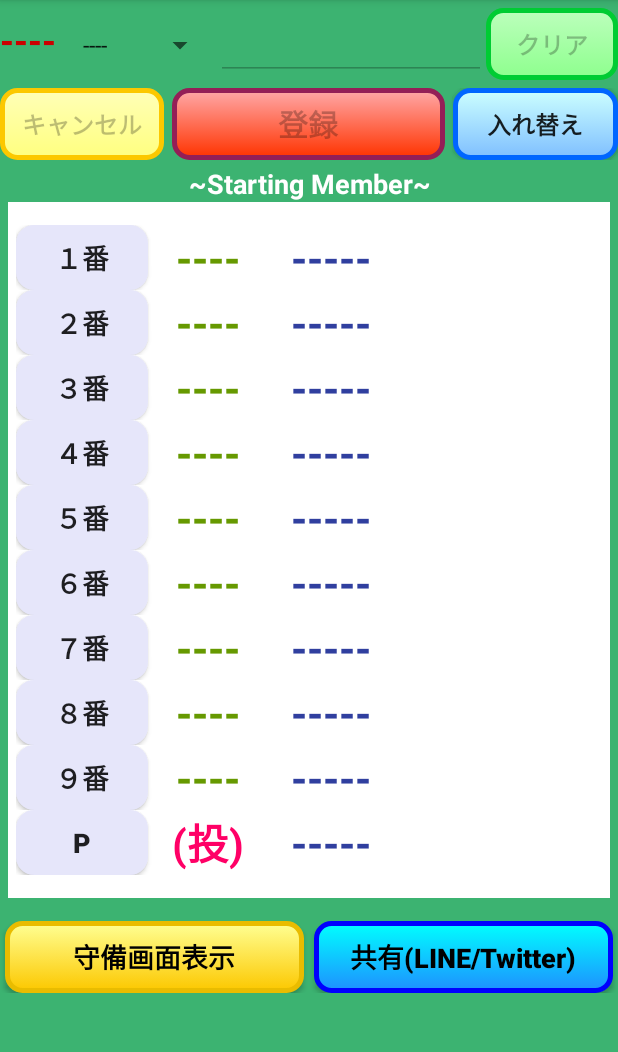
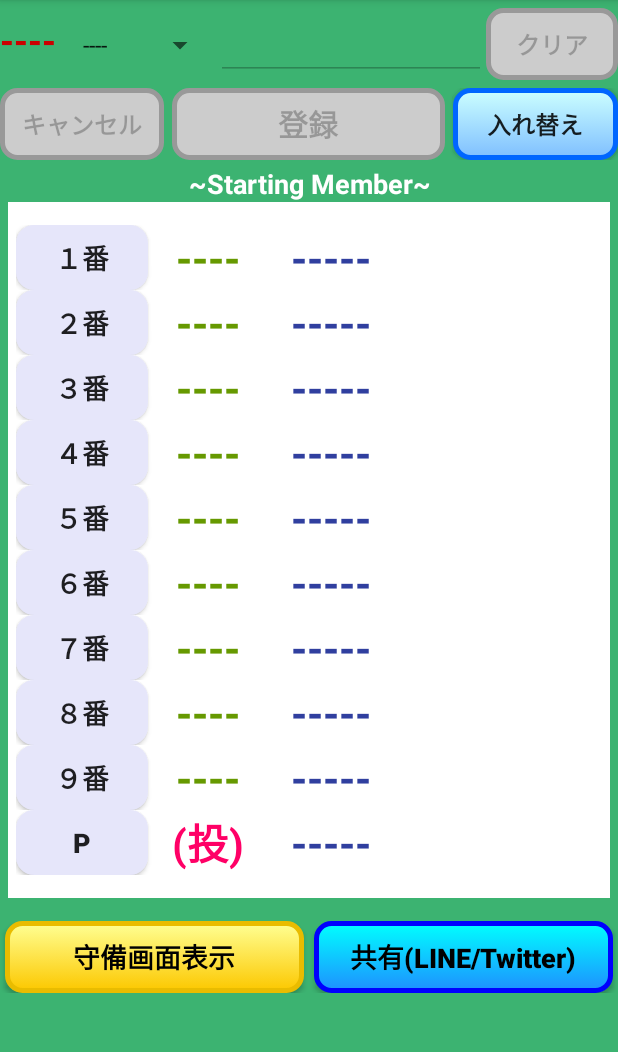
Before and after one commit to korosaka/baseball_lineup_jp, an Android app: the screen it shows after launch (MainActivity), in the options menu, after a tap on "DH", on a phone screen of 412 x 824 dp, the part 84-1136 px from its top. Run offline under Robolectric (Android 15) with nearby library versions, the phone set to English and light mode, and no system bars; our stand-ins replace AdMob; 1 statement that could not run was skipped.

Commit message:
set disable button background

```diff
--- a/app/src/main/java/com/websarva/wings/android/dasenapp/MainActivity.java
+++ b/app/src/main/java/com/websarva/wings/android/dasenapp/MainActivity.java
@@ -17,6 +17,7 @@ import android.widget.SpinnerAdapter;
 import android.widget.TextView;
 
 import androidx.appcompat.app.AlertDialog;
+import androidx.core.content.res.ResourcesCompat;
 import androidx.fragment.app.FragmentTransaction;
 
 
@@ -290,9 +291,13 @@ public class MainActivity extends BaseAdActivity {
         etName.setFocusableInTouchMode(true);
         etName.requestFocus();
         record.setEnabled(true);
+        record.setBackground(ResourcesCompat.getDrawable(getResources(), R.drawable.record_button_background, null));
         cancel.setEnabled(true);
+        cancel.setBackground(ResourcesCompat.getDrawable(getResources(), R.drawable.cancel_button_background, null));
         clear.setEnabled(true);
+        clear.setBackground(ResourcesCompat.getDrawable(getResources(), R.drawable.clear_button_background, null));
         replace.setEnabled(false);
+        replace.setBackground(ResourcesCompat.getDrawable(getResources(), R.drawable.disable_button_background, null));
 
         // DH制の投手の場合のみ対応
         if (CurrentOrderVersion.instance.getCurrentVersion() == FixedWords.DH && num == 9) {
@@ -338,9 +343,13 @@ public class MainActivity extends BaseAdActivity {
         etName.setFocusableInTouchMode(false);
         etName.setEnabled(false);
         record.setEnabled(false);
+        record.setBackground(ResourcesCompat.getDrawable(getResources(), R.drawable.disable_button_background, null));
         cancel.setEnabled(false);
+        cancel.setBackground(ResourcesCompat.getDrawable(getResources(), R.drawable.disable_button_background, null));
         clear.setEnabled(false);
+        clear.setBackground(ResourcesCompat.getDrawable(getResources(), R.drawable.disable_button_background, null));
         replace.setEnabled(true);
+        replace.setBackground(ResourcesCompat.getDrawable(getResources(), R.drawable.replace_button_background, null));
     }
 
     //クリアボタン処理
@@ -369,8 +378,10 @@ public class MainActivity extends BaseAdActivity {
         isReplacing = true;
         // 入れ替えボタンはenable(false)に
         replace.setEnabled(false);
+        replace.setBackground(ResourcesCompat.getDrawable(getResources(), R.drawable.disable_button_background, null));
         // キャンセルはできるように
         cancel.setEnabled(true);
+        cancel.setBackground(ResourcesCompat.getDrawable(getResources(), R.drawable.cancel_button_background, null));
         // タイトルが『２つボタンクリック』になる
         title.setText(R.string.replace_title);
 
@@ -434,7 +445,9 @@ public class MainActivity extends BaseAdActivity {
         isReplacing = false;
         title.setText(R.string.title);
         replace.setEnabled(true);
+        replace.setBackground(ResourcesCompat.getDrawable(getResources(), R.drawable.replace_button_background, null));
         cancel.setEnabled(false);
+        cancel.setBackground(ResourcesCompat.getDrawable(getResources(), R.drawable.disable_button_background, null));
         if (CurrentOrderVersion.instance.getCurrentVersion() == FixedWords.DH)
             dhLineupFragment.setPitcherButtonEnable(true);
     }
--- /dev/null
+++ b/app/src/main/res/drawable/disable_button_background.xml
@@ -0,0 +1,11 @@
+<?xml version="1.0" encoding="utf-8"?>
+<selector xmlns:android="http://schemas.android.com/apk/res/android">
+    <item>
+        <shape android:shape="rectangle">
+            <solid android:color="#cccccc" />
+            <corners android:radius="10dp" />
+            <stroke android:width="3dp" android:color="#999999" />
+
+        </shape>
+    </item>
+</selector>
--- a/app/src/main/res/layout/activity_main.xml
+++ b/app/src/main/res/layout/activity_main.xml
@@ -59,7 +59,7 @@
                         android:id="@+id/clear"
                         android:layout_width="wrap_content"
                         android:layout_height="wrap_content"
-                        android:background="@drawable/clear_button_background"
+                        android:background="@drawable/disable_button_background"
                         android:enabled="false"
                         android:onClick="onClickClear"
                         android:textSize="16sp"
@@ -83,7 +83,7 @@
                         android:onClick="onClickCancel"
                         android:text="@string/cancel"
                         android:textSize="16sp"
-                        android:background="@drawable/cancel_button_background"
+                        android:background="@drawable/disable_button_background"
                         android:textStyle="bold" />
 
                     <Button
@@ -94,7 +94,7 @@
                         android:layout_marginRight="5dp"
                         android:layout_weight="1.0"
                         android:enabled="false"
-                        android:background="@drawable/record_button_background"
+                        android:background="@drawable/disable_button_background"
                         android:onClick="onClickSave"
                         android:text="@string/save"
                         android:textSize="20sp"
```
